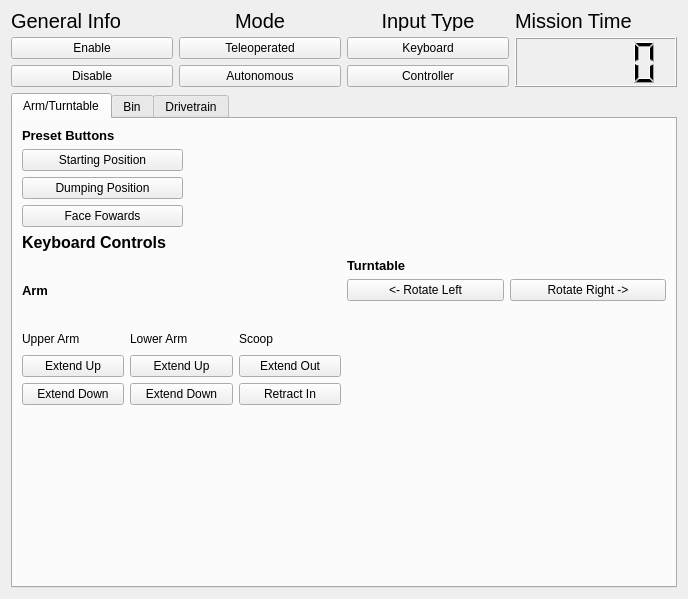
dghani/NasaRmc2019, file src/tfr_mission_control/src/tfr_mission_control/mission_control.ui: the form before one commit.
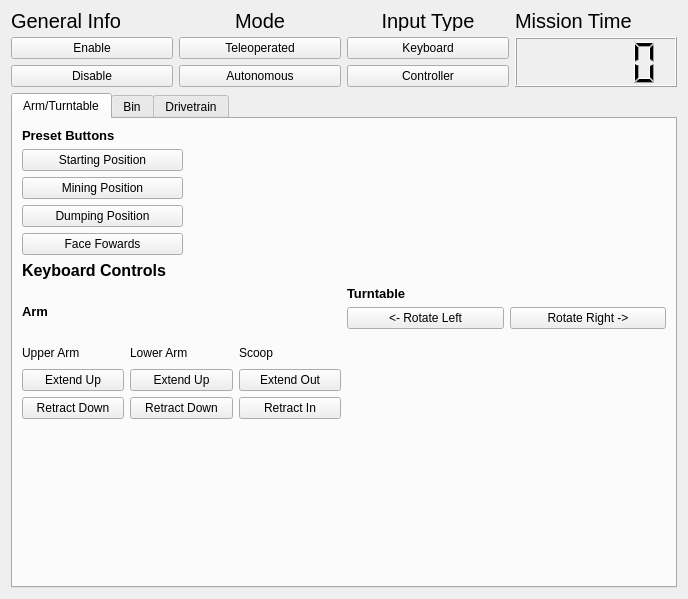
The form after the commit.

Commit message: Move tooltip implementation into the ui files

Patch:
```diff
--- a/src/tfr_mission_control/src/tfr_mission_control/mission_control.ui
+++ b/src/tfr_mission_control/src/tfr_mission_control/mission_control.ui
@@ -281,6 +281,19 @@
                </property>
               </widget>
              </item>
+             <item>
+              <widget class="QPushButton" name="mining_pos_button">
+               <property name="toolTip">
+                <string>Move turntable &amp; arm to mining position</string>
+               </property>
+               <property name="toolTipDuration">
+                <number>5000</number>
+               </property>
+               <property name="text">
+                <string>Mining Position</string>
+               </property>
+              </widget>
+             </item>
              <item>
               <widget class="QPushButton" name="dumping_pos_button">
                <property name="text">
@@ -392,7 +405,7 @@
                    <item>
                     <widget class="QPushButton" name="extend_down_upper_arm_button">
                      <property name="text">
-                      <string>Extend Down</string>
+                      <string>Retract Down</string>
                      </property>
                     </widget>
                    </item>
@@ -423,7 +436,7 @@
                    <item>
                     <widget class="QPushButton" name="extend_down_lower_arm_button">
                      <property name="text">
-                      <string>Extend Down</string>
+                      <string>Retract Down</string>
                      </property>
                     </widget>
                    </item>
```
Left out of the diff: 98 changed lines with no effect on the pictures. The commit also changes 2 other files.
